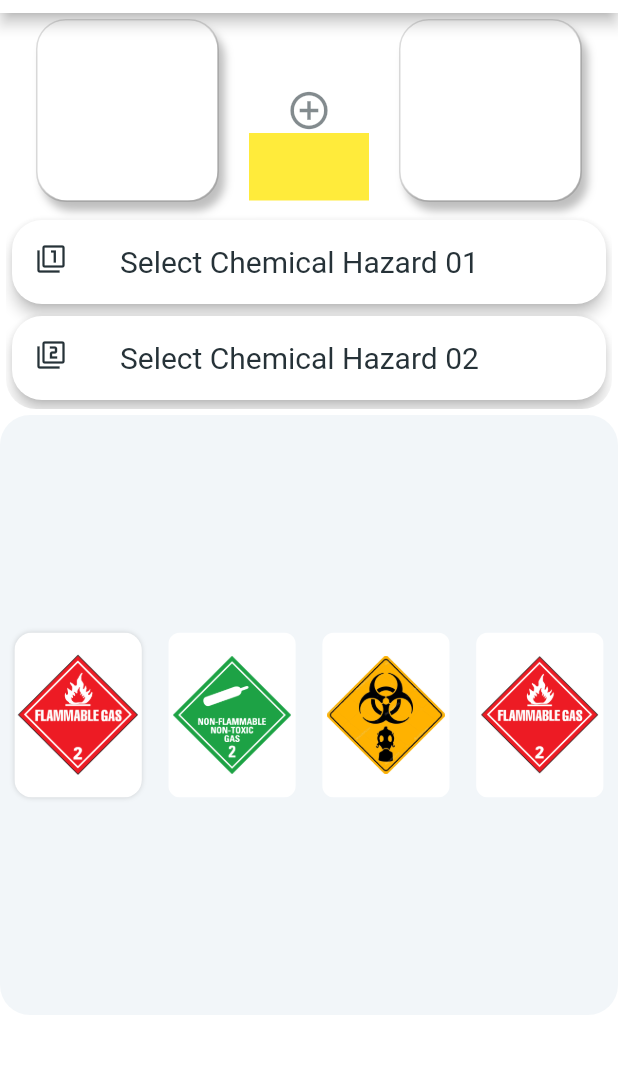
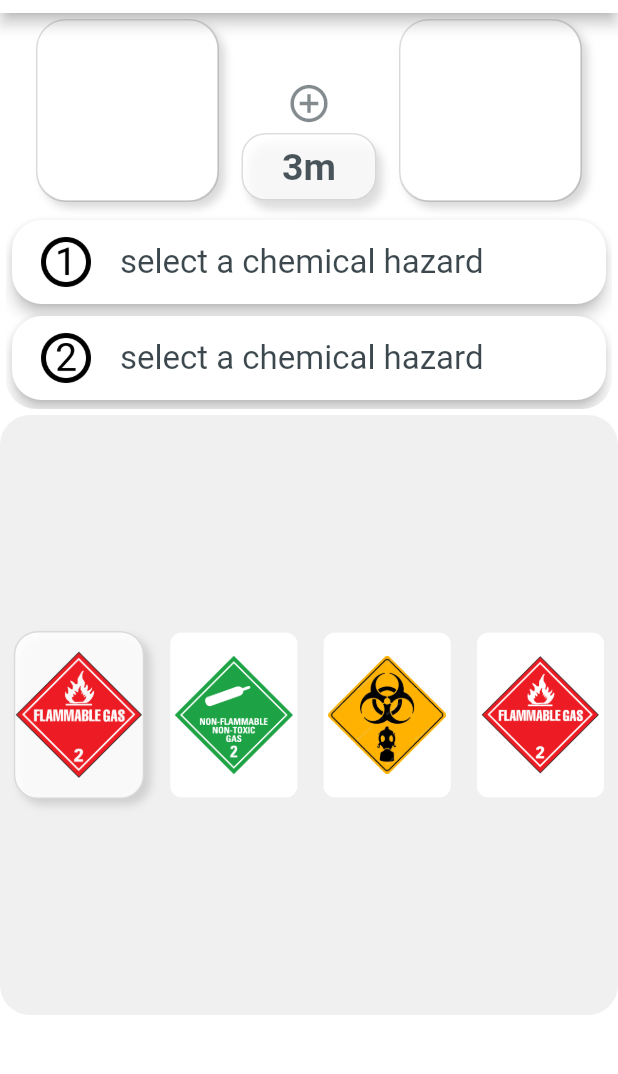
Before and after one commit to iamrasheeq/HazardSafety, a Flutter app: the screen it shows after launch, on a phone screen of 412 x 824 dp, the part 71-1145 px from its top. Run offline on Flutter 3.47's test engine with Material 2 defaults, Android fonts, the phone set to English and light mode, and no system bars.

Commit message:
number veriable added

```diff
--- a/lib/main.dart
+++ b/lib/main.dart
@@ -54,6 +54,11 @@ class hazardBody extends StatefulWidget {
 class _hazardBodyState extends State<hazardBody> {
   double ch_hi_li = 110;
   double ch_wi_li = 85;
+  var hazardName01 = "select a chemical hazard";
+  var hazardName02 = "select a chemical hazard";
+  var dis = "3m";
+  var $picitem01 = 1;
+  var $picitem02 = 2;
   @override
   Widget build(BuildContext context) {
     return Column(
@@ -73,9 +78,9 @@ class _hazardBodyState extends State<hazardBody> {
                   borderRadius: BorderRadius.circular(20.0),
                   boxShadow: [
                     BoxShadow(
-                      color: Color(0x40000000),
+                      color: Color(0x25000000),
                       blurRadius: 4,
-                      offset: Offset(4, 6),
+                      offset: Offset(4, 4),
                     ),
                   ],
                 ),
@@ -84,16 +89,16 @@ class _hazardBodyState extends State<hazardBody> {
                   child: Container(
                     height: 120,
                     width: 120,
-                    color: Colors.white,
+                    color: Color(0xFFFFFFFF),
                   ),
                 ),
               ),
               SizedBox(
-                width: 20,
+                width: 15,
               ),
               Container(
                 height: 120,
-                width: 80,
+                width: 90,
                 //color: Colors.blue[100],
                 child: Column(
                   mainAxisAlignment: MainAxisAlignment.end,
@@ -105,15 +110,39 @@ class _hazardBodyState extends State<hazardBody> {
                       //semanticLabel: 'Text to announce in accessibility modes',
                     ),
                     Container(
+                      //good design container. eta use korbo.
+                      margin: EdgeInsets.only(top: 5),
                       height: 45,
-                      width: 80,
-                      color: Colors.yellow,
-                    )
+                      width: 90,
+                      //color: Colors.white,
+                      decoration: BoxDecoration(
+                        border: Border.all(color: Color(0x22000000)),
+                        color: Color(0xC6FFFFFF),
+                        borderRadius: BorderRadius.circular(16),
+                        boxShadow: [
+                          BoxShadow(
+                            color: Color(0x22000000),
+                            blurRadius: 4,
+                            offset: Offset(4, 6),
+                          ),
+                        ],
+                      ),
+                      child: Center(
+                        child: Text(
+                          "$dis",
+                          style: TextStyle(
+                            color: Color(0xBF0D1D24),
+                            fontSize: 25,
+                            fontWeight: FontWeight.bold,
+                          ),
+                        ),
+                      ),
+                    ),
                   ],
                 ),
               ),
               SizedBox(
-                width: 20,
+                width: 15,
               ),
               Container(
                 decoration: BoxDecoration(
@@ -121,9 +150,9 @@ class _hazardBodyState extends State<hazardBody> {
                   borderRadius: BorderRadius.circular(20.0),
                   boxShadow: [
                     BoxShadow(
-                      color: Color(0x40000000),
+                      color: Color(0x25000000),
                       blurRadius: 4,
-                      offset: Offset(4, 6),
+                      offset: Offset(4, 4),
                     ),
                   ],
                 ),
@@ -159,17 +188,17 @@ class _hazardBodyState extends State<hazardBody> {
                     color: Colors.white,
                     //margin: EdgeInsets.symmetric(vertical: 2, horizontal: 50),
                     child: ListTile(
-                      leading: Icon(
-                        Icons.filter_1,
-                        size: 20,
-                        color: Colors.blueGrey[900],
+                      leading: CircleAvatar(
+                        backgroundColor: Colors.white,
+                        backgroundImage: AssetImage("images/num1.png"),
                       ),
                       title: Text(
-                        "Select Chemical Hazard 01",
+                        "$hazardName01",
                         style: TextStyle(
                           //   //  fontFamily: 'Source Sans Pro',
-                          color: Colors.blueGrey[900],
-                          fontSize: 20,
+                          color: Color(0xCE0D1D24),
+                          //fontWeight: FontWeight.bold,
+                          fontSize: 22,
                         ),
                       ),
                     ),
@@ -182,19 +211,19 @@ class _hazardBodyState extends State<hazardBody> {
                       borderRadius: BorderRadius.circular(20),
                     ),
                     color: Colors.white,
-                    //margin: EdgeInsets.symmetric(vertical: 7, horizontal: 50),
+                    //margin: EdgeInsets.symmetric(vertical: 2, horizontal: 50),
                     child: ListTile(
-                      leading: Icon(
-                        Icons.filter_2,
-                        size: 20,
-                        color: Colors.blueGrey[900],
+                      leading: CircleAvatar(
+                        backgroundColor: Colors.white,
+                        backgroundImage: AssetImage("images/num2.png"),
                       ),
                       title: Text(
-                        "Select Chemical Hazard 02",
+                        "$hazardName02",
                         style: TextStyle(
                           //  fontFamily: 'Source Sans Pro',
-                          color: Colors.blueGrey[900],
-                          fontSize: 20,
+                          color: Color(0xCE0D1D24),
+                          //fontWeight: FontWeight.bold,
+                          fontSize: 22,
                         ),
                       ),
                     ),
@@ -209,7 +238,7 @@ class _hazardBodyState extends State<hazardBody> {
           child: Container(
             height: 400,
             width: double.infinity,
-            color: Color(0xFFF2F6F9),
+            color: Color(0xFFF0F0F0),
             child: Container(
               child: Column(
                 mainAxisAlignment: MainAxisAlignment.spaceEvenly,
@@ -219,29 +248,26 @@ class _hazardBodyState extends State<hazardBody> {
                     children: [
                       TextButton(
                         onPressed: () {
-                          print("v");
+                          print("1");
                         },
                         child: Container(
                           decoration: BoxDecoration(
-                            //border: Border.all(color: Color(0xA1C1C1C)),
-                            borderRadius: BorderRadius.circular(12.0),
+                            border: Border.all(color: Color(0x22000000)),
+                            color: Color(0xDDFFFFFF),
+                            borderRadius: BorderRadius.circular(16),
                             boxShadow: [
                               BoxShadow(
                                 color: Color(0x22000000),
-                                blurRadius: 2,
-                                //offset: Offset(4, 6),
+                                blurRadius: 4,
+                                offset: Offset(4, 4),
                               ),
                             ],
                           ),
-                          child: ClipRRect(
-                            borderRadius: BorderRadius.circular(12.0),
-                            child: Container(
-                              padding: EdgeInsets.all(2),
-                              height: ch_hi_li,
-                              width: ch_wi_li,
-                              color: Colors.white,
-                              child: Image.asset('images/fg_r.png'),
-                            ),
+                          child: Container(
+                            //padding: EdgeInsets.all(2),
+                            height: ch_hi_li,
+                            width: ch_wi_li,
+                            child: Image.asset('images/fg_r.png'),
                           ),
                         ),
                       ),
```
Also changed, not shown: images/num1.png (added), images/num2.png (added).
